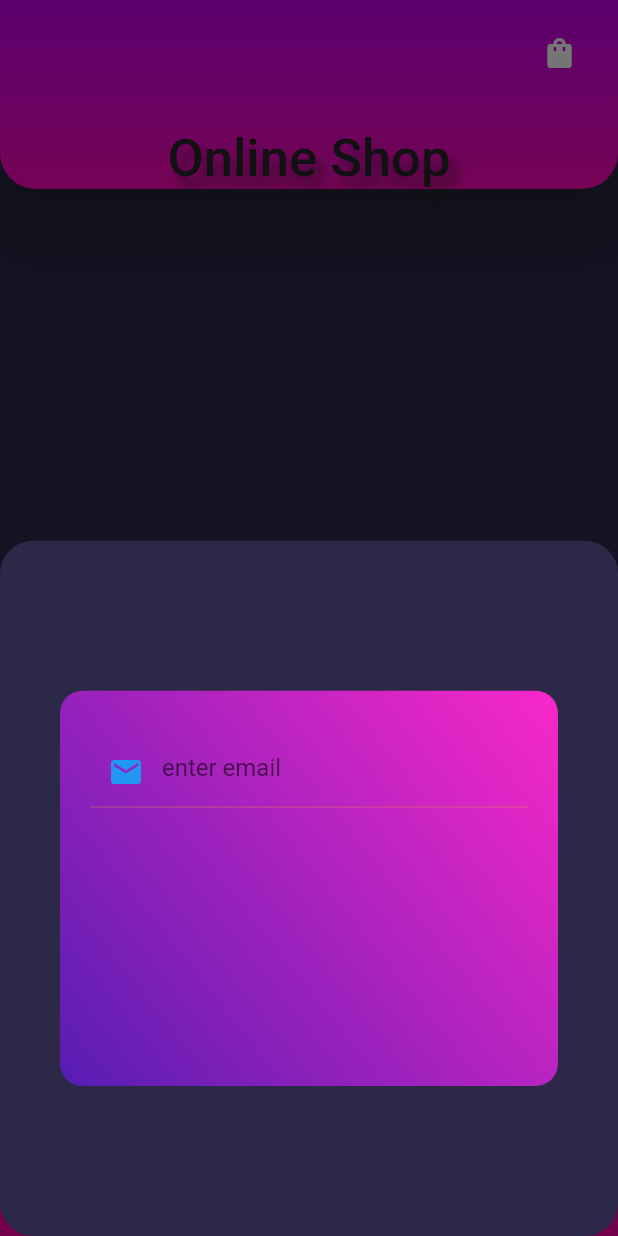
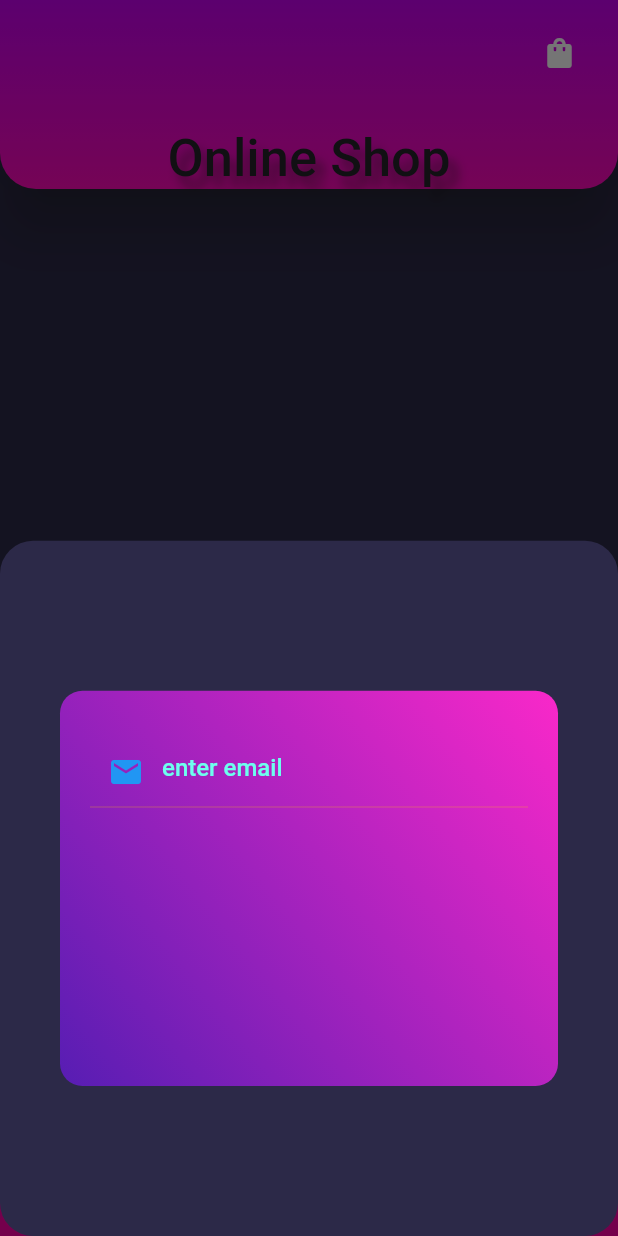
Before and after one commit to iNeedHelpX/customersmartapp, a Flutter app: the screen it shows after launch, item 3 of the bottom bar chosen, after a tap on the "shopping bag" icon, on a phone screen of 412 x 824 dp. Run offline on Flutter 3.47's test engine with Material 2 defaults, Android fonts, the phone set to English and light mode, and no system bars; drawn by our look-alikes of curved_navigation_bar; network calls fail.

```diff
--- a/lib/Views/login/signup/login.dart
+++ b/lib/Views/login/signup/login.dart
@@ -66,7 +66,7 @@ class _EmailTextState extends State<EmailText> {
       validator: (input) =>
           !input!.contains('@') ? "Email Id should be valid" : null,
       decoration: new InputDecoration(
-        labelStyle: TextStyle(color: Colors.pink),
+        hintStyle: TextStyle(color: text4, fontWeight: FontWeight.w500),
         hintText: widget.emailQue,
         enabledBorder: UnderlineInputBorder(
           borderSide: BorderSide(
```
